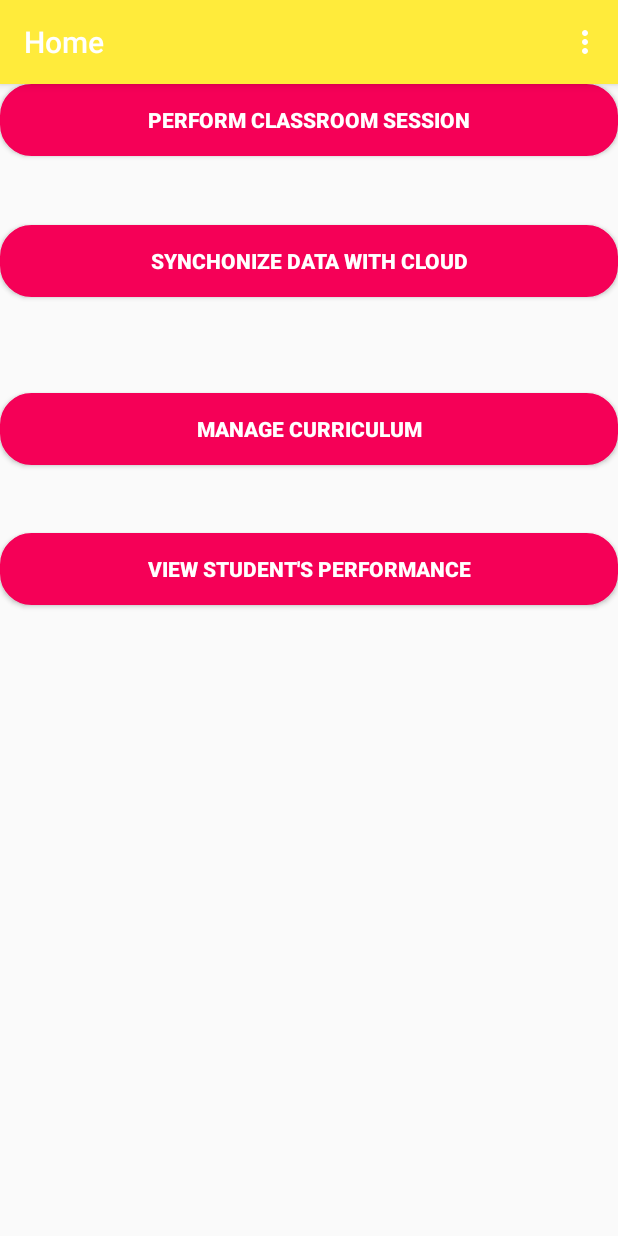
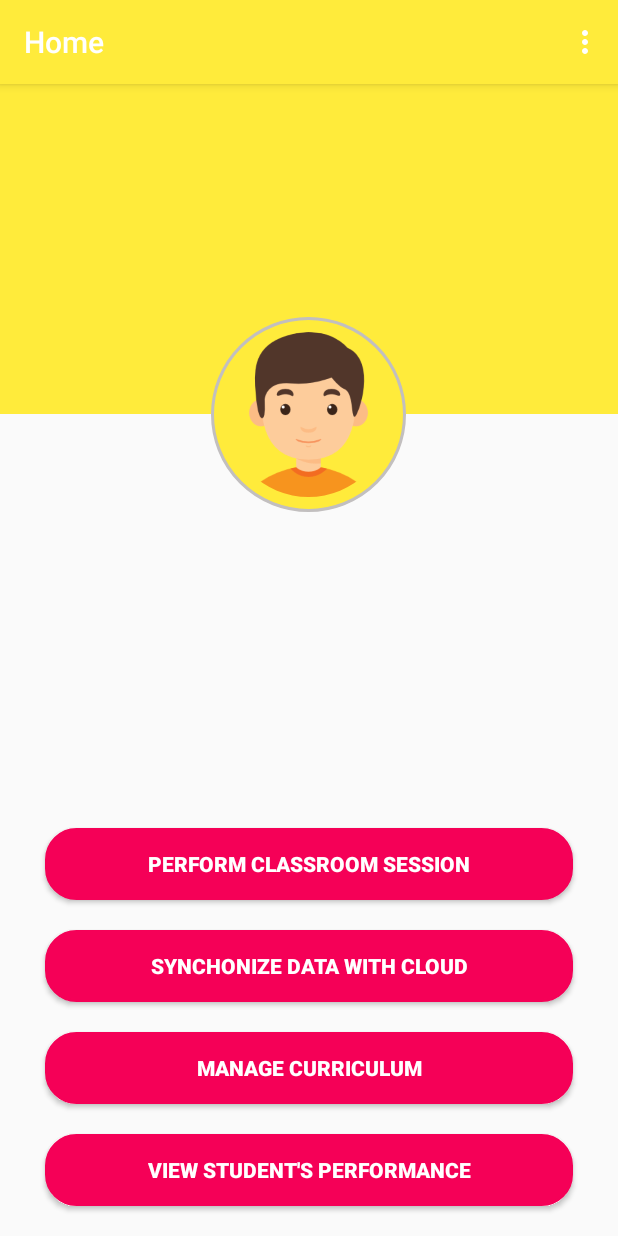
Before and after one commit to SMARTKAKSHA/Teacher-App, an Android app: the TeacherHome screen opened directly, with no data from a screen before it, on a phone screen of 412 x 824 dp. Run offline under Robolectric (Android 15) with nearby library versions, the phone set to English and light mode, and no system bars; our stand-ins replace CircleImageView, Volley; network calls fail.

Commit message:
Login Automatically and Layout changed

```diff
--- a/app/src/main/java/com/example/sqllite/Login/MainActivity.kt
+++ b/app/src/main/java/com/example/sqllite/Login/MainActivity.kt
@@ -34,12 +34,12 @@ class MainActivity : AppCompatActivity() {
         g_email = findViewById(R.id.email)
         g_password = findViewById(R.id.pass)
          remember= findViewById<CheckBox>(R.id.remeberme)
+
         preferences = getSharedPreferences(PREFS_NAME, Context.MODE_PRIVATE)
 getPreferencesData()
 
     }
 
-     fun already_login(){}
 //setting the rememberd username and password
     private fun getPreferencesData() {
         var sp = getSharedPreferences(PREFS_NAME, Context.MODE_PRIVATE)
@@ -54,7 +54,8 @@ getPreferencesData()
         if(sp.contains("pref_check")) {
             var check:Boolean = sp.getBoolean("pref_check",false)
             remember!!.setChecked(check)
-
+            val intent = Intent(this@MainActivity, TeacherHome::class.java)
+            startActivity(intent)
 
         }
 
--- a/app/src/main/res/layout/activity_teacher_home.xml
+++ b/app/src/main/res/layout/activity_teacher_home.xml
@@ -1,73 +1,104 @@
 <?xml version="1.0" encoding="utf-8"?>
+<RelativeLayout xmlns:android="http://schemas.android.com/apk/res/android"
+    xmlns:app="http://schemas.android.com/apk/res-auto"
+    xmlns:tools="http://schemas.android.com/tools"
+    android:id="@+id/relativeLayout"
+    android:layout_width="match_parent"
+    android:layout_height="match_parent"
+
+    tools:context="TeacherHome">
 
 
-<RelativeLayout xmlns:android="http://schemas.android.com/apk/res/android"
-    xmlns:tools="http://schemas.android.com/tools"
+    <TextView
         android:layout_width="match_parent"
-    android:layout_height="match_parent"
-    tools:context="TeacherHome"
+        android:layout_height="220dp"
+        android:background="@color/colorPrimary" />
 
-  >
+    <de.hdodenhof.circleimageview.CircleImageView
+        android:layout_width="130dp"
+        android:layout_height="130dp"
+        android:layout_centerHorizontal="true"
+        android:layout_marginTop="155dp"
+        android:background="@drawable/image_background"
+        android:padding="10dp"
+        android:src="@drawable/avatar" />
+
+    <androidx.constraintlayout.widget.ConstraintLayout
+        android:layout_width="match_parent"
+        android:layout_height="match_parent">
 
 
-<RelativeLayout
-    android:layout_width="match_parent"
-    android:layout_height="match_parent"
-    android:id="@+id/relate"
-    >
         <Button
 
             android:id="@+id/button3"
             android:layout_width="match_parent"
             android:layout_height="wrap_content"
+            android:layout_marginStart="30dp"
+
+            android:layout_marginEnd="30dp"
+            android:layout_marginBottom="20dp"
             android:background="@drawable/button_background"
             android:gravity="center"
             android:onClick="classroom_session"
-
             android:text="Perform Classroom Session"
             android:textColor="@color/colorWhite"
-        android:textStyle="bold" />
+            android:textStyle="bold"
+            app:layout_constraintBottom_toTopOf="@+id/button4"
+            app:layout_constraintEnd_toEndOf="parent"
+            app:layout_constraintStart_toStartOf="parent" />
 
         <Button
             android:id="@+id/button4"
             android:layout_width="match_parent"
             android:layout_height="wrap_content"
-        android:layout_below="@+id/button3"
-        android:layout_marginTop="46dp"
+            android:layout_marginStart="30dp"
+            android:layout_marginEnd="30dp"
+            android:layout_marginBottom="20dp"
             android:background="@drawable/button_background"
             android:gravity="center"
             android:onClick="sync_data"
             android:text="Synchonize Data With Cloud"
             android:textColor="@color/colorWhite"
-        android:textStyle="bold" />
+            android:textStyle="bold"
+            app:layout_constraintBottom_toTopOf="@+id/button5"
+            app:layout_constraintEnd_toEndOf="parent"
+            app:layout_constraintStart_toStartOf="parent" />
 
         <Button
             android:id="@+id/button5"
 
             android:layout_width="match_parent"
             android:layout_height="wrap_content"
-        android:layout_below="@+id/button4"
-        android:layout_marginTop="64dp"
+            android:layout_marginStart="30dp"
+            android:layout_marginEnd="30dp"
+            android:layout_marginBottom="20dp"
             android:background="@drawable/button_background"
             android:gravity="center"
             android:onClick="manage_curriculum"
             android:text="Manage Curriculum"
             android:textColor="@color/colorWhite"
-        android:textStyle="bold" />
+            android:textStyle="bold"
+            app:layout_constraintBottom_toTopOf="@+id/button6"
+            app:layout_constraintEnd_toEndOf="parent"
+            app:layout_constraintStart_toStartOf="parent" />
 
         <Button
             android:id="@+id/button6"
             android:layout_width="match_parent"
 
             android:layout_height="wrap_content"
-        android:layout_below="@+id/button5"
-        android:layout_marginTop="45dp"
+            android:layout_marginStart="30dp"
+            android:layout_marginEnd="30dp"
+            android:layout_marginBottom="20dp"
             android:background="@drawable/button_background"
             android:gravity="center"
             android:onClick="student_performance"
             android:text="View Student's Performance"
             android:textColor="@color/colorWhite"
-        android:textStyle="bold" />
+            android:textStyle="bold"
+            app:layout_constraintBottom_toBottomOf="parent"
+            app:layout_constraintEnd_toEndOf="parent"
+            app:layout_constraintStart_toStartOf="parent" />
+
+    </androidx.constraintlayout.widget.ConstraintLayout>
 </RelativeLayout>
-
-</RelativeLayout>
```
Also changed, not shown: app/src/main/res/values/strings.xml (+1 -51 lines). Lines whose indentation alone changed are shown as unchanged.
